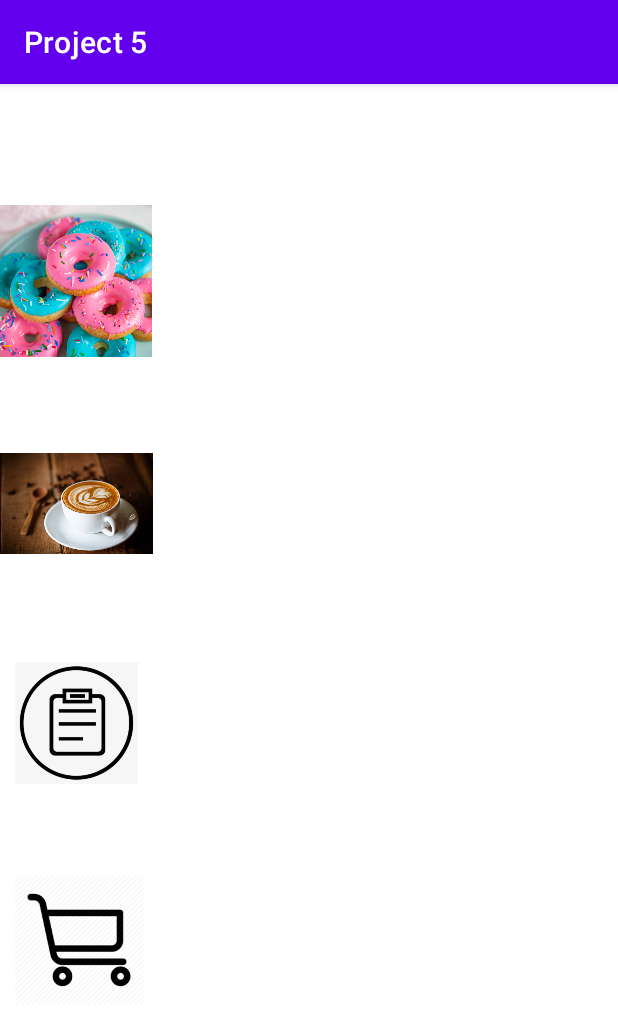
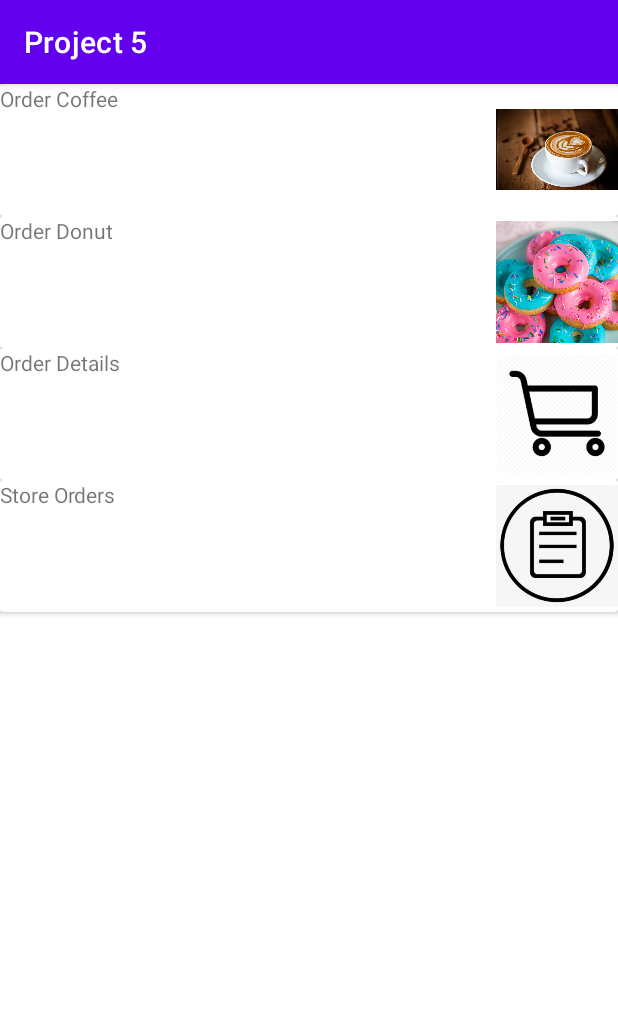
Before and after one commit to OlaAina/Project-5, an Android app: the screen it shows after launch (MainMenuActivity), on a phone screen of 412 x 824 dp. Shown: the top 1026 px of the screen. Run offline under Robolectric (Android 15) with nearby library versions, the phone set to English and light mode, and no system bars.

Commit message:
Made a recycler for main menu

```diff
--- a/app/src/main/java/com/application/project5/Coffee.java
+++ b/app/src/main/java/com/application/project5/Coffee.java
@@ -134,5 +134,4 @@ public class Coffee extends MenuItem{
 		this.numOfAddins = numOfAddins;
 	}
 
-
 }
--- a/app/src/main/java/com/application/project5/MainMenuActivity.java
+++ b/app/src/main/java/com/application/project5/MainMenuActivity.java
@@ -1,14 +1,37 @@
 package com.application.project5;
 
 import androidx.appcompat.app.AppCompatActivity;
+import androidx.recyclerview.widget.LinearLayoutManager;
+import androidx.recyclerview.widget.RecyclerView;
 
 import android.os.Bundle;
+import android.view.View;
+
+import java.util.ArrayList;
 
 public class MainMenuActivity extends AppCompatActivity {
+    private RecyclerView itemRecycler;
+    private RecyclerView.Adapter mainMenuAdapter;
+    private RecyclerView.LayoutManager mainLayoutManager;
 
     @Override
     protected void onCreate(Bundle savedInstanceState) {
         super.onCreate(savedInstanceState);
         setContentView(R.layout.activity_main_menu);
+
+        ArrayList<MainMenuItem> menuItems = new ArrayList<>();
+        menuItems.add(new MainMenuItem("Order Coffee", R.drawable.coffee));
+        menuItems.add(new MainMenuItem("Order Donut", R.drawable.donut));
+        menuItems.add(new MainMenuItem("Order Details", R.drawable.cart));
+        menuItems.add(new MainMenuItem("Store Orders", R.drawable.orders));
+
+        itemRecycler = findViewById(R.id.itemRecycler);
+        itemRecycler.setHasFixedSize(true);
+        mainLayoutManager = new LinearLayoutManager(this);
+        mainMenuAdapter = new MainMenuAdapter(menuItems, this);
+
+        itemRecycler.setLayoutManager(mainLayoutManager);
+        itemRecycler.setAdapter(mainMenuAdapter);
+
     }
 }
--- /dev/null
+++ b/app/src/main/java/com/application/project5/MainMenuAdapter.java
@@ -0,0 +1,92 @@
+package com.application.project5;
+
+import android.content.Context;
+import android.content.Intent;
+import android.view.LayoutInflater;
+import android.view.View;
+import android.view.ViewGroup;
+import android.widget.ImageView;
+import android.widget.TextView;
+
+import androidx.recyclerview.widget.RecyclerView;
+
+import java.util.ArrayList;
+
+public class MainMenuAdapter extends RecyclerView.Adapter<MainMenuAdapter.MainMenuViewHolder>{
+    private ArrayList<MainMenuItem> itemList;
+    private RecyclerView mainRecycler;
+    private Context context;
+    private final View.OnClickListener mOnClickListener = new View.OnClickListener(){
+        @Override
+        public void onClick(View view) {
+            int itemPosition = mainRecycler.getChildLayoutPosition(view);
+            Intent intent;
+            switch(itemPosition){
+                case 0:
+                    intent= new Intent(context, DonutActivity.class);
+                    break;
+                case 1:
+                    intent= new Intent(context, CoffeeActivity.class);
+                    break;
+                case 2:
+                    intent= new Intent(context, OrderDetailActivity.class);
+                    break;
+                case 3:
+                    intent= new Intent(context, StoreOrdersActivity.class);
+                    break;
+                default:
+                    throw new IllegalStateException("Unexpected value: " + itemPosition);
+            }
+            context.startActivity(intent);
+        }
+    };
+
+    public MainMenuAdapter(ArrayList<MainMenuItem> menuList) {
+    }
+
+    public static class MainMenuViewHolder extends RecyclerView.ViewHolder{
+        private ImageView imageResource;
+        private TextView item;
+
+        public MainMenuViewHolder(View itemView) {
+            super(itemView);
+            imageResource=itemView.findViewById(R.id.itemImage);
+            item= itemView.findViewById(R.id.itemText);
+        }
+    }
+
+    public MainMenuAdapter(ArrayList<MainMenuItem> itemArrayList, Context context){
+        itemList= itemArrayList;
+        this.context= context;
+    }
+
+
+    @Override
+    public MainMenuViewHolder onCreateViewHolder(ViewGroup parent, int viewType) {
+        View v= LayoutInflater.from(parent.getContext()).inflate(R.layout.main_menu_placeholder,parent,false);
+        MainMenuViewHolder main= new MainMenuViewHolder(v);
+        v.setOnClickListener(mOnClickListener);
+        return main;
+    }
+
+    @Override
+    public void onBindViewHolder(MainMenuViewHolder holder, int position) {
+        MainMenuItem currentItem=itemList.get(position);
+
+        holder.imageResource.setImageResource(currentItem.getImageResource());
+        holder.item.setText(currentItem.getItem());
+    }
+
+    @Override
+    public int getItemCount() {
+        return itemList.size();
+    }
+
+    @Override
+    public void onAttachedToRecyclerView(RecyclerView recyclerView) {
+        super.onAttachedToRecyclerView(recyclerView);
+
+        mainRecycler = recyclerView;
+    }
+
+}
--- /dev/null
+++ b/app/src/main/java/com/application/project5/MainMenuItem.java
@@ -0,0 +1,17 @@
+package com.application.project5;
+
+public class MainMenuItem {
+    private String item;
+    private int imageResource;
+
+    public MainMenuItem(String item, int image) {
+        this.imageResource=image;
+        this.item=item;
+    }
+    public int getImageResource(){
+        return imageResource;
+    }
+    public String getItem(){
+        return item;
+    }
+}
--- a/app/src/main/res/layout/activity_main_menu.xml
+++ b/app/src/main/res/layout/activity_main_menu.xml
@@ -6,39 +6,10 @@
     android:layout_height="match_parent"
     tools:context=".MainMenuActivity">
 
-    <ImageView
-        android:id="@+id/imageView"
-        android:layout_width="105dp"
-        android:layout_height="88dp"
-        android:layout_marginTop="60dp"
-        app:layout_constraintStart_toStartOf="parent"
-        app:layout_constraintTop_toBottomOf="@+id/imageView5"
-        app:srcCompat="@drawable/cart" />
-
-    <ImageView
-        android:id="@+id/imageView3"
-        android:layout_width="101dp"
-        android:layout_height="110dp"
-        android:layout_marginTop="76dp"
-        app:layout_constraintStart_toStartOf="parent"
-        app:layout_constraintTop_toTopOf="parent"
-        app:srcCompat="@drawable/donut" />
-
-    <ImageView
-        android:id="@+id/imageView4"
-        android:layout_width="102dp"
-        android:layout_height="91dp"
-        android:layout_marginTop="48dp"
-        app:layout_constraintStart_toStartOf="parent"
-        app:layout_constraintTop_toBottomOf="@+id/imageView3"
-        app:srcCompat="@drawable/coffee" />
-
-    <ImageView
-        android:id="@+id/imageView5"
-        android:layout_width="102dp"
-        android:layout_height="81dp"
-        android:layout_marginTop="60dp"
-        app:layout_constraintStart_toStartOf="parent"
-        app:layout_constraintTop_toBottomOf="@+id/imageView4"
-        app:srcCompat="@drawable/orders" />
+    <androidx.recyclerview.widget.RecyclerView
+        android:id="@+id/itemRecycler"
+        android:layout_width="match_parent"
+        android:layout_height="match_parent"
+        tools:layout_editor_absoluteX="199dp"
+        tools:layout_editor_absoluteY="295dp" />
 </androidx.constraintlayout.widget.ConstraintLayout>
--- a/app/src/main/res/layout/activity_store_orders.xml
+++ b/app/src/main/res/layout/activity_store_orders.xml
@@ -7,4 +7,4 @@
     android:background="@color/white"
     android:padding="@dimen/box_inset_layout_padding"
     tools:context=".StoreOrdersActivity"
-    tools:deviceIds="wear"/>
+    tools:deviceIds="wear" />
--- /dev/null
+++ b/app/src/main/res/layout/main_menu_placeholder.xml
@@ -0,0 +1,36 @@
+<?xml version="1.0" encoding="utf-8"?>
+
+<androidx.cardview.widget.CardView xmlns:android="http://schemas.android.com/apk/res/android"
+
+    xmlns:app="http://schemas.android.com/apk/res-auto"
+    xmlns:tools="http://schemas.android.com/tools"
+    android:id="@+id/accountCardView"
+    android:layout_gravity="center"
+    android:layout_width="match_parent"
+    android:layout_height="wrap_content"
+    android:clickable="true"
+    >
+
+    <androidx.constraintlayout.widget.ConstraintLayout
+        android:layout_width="match_parent"
+        android:layout_height="88dp"
+        android:orientation="vertical">
+
+        <TextView
+            android:id="@+id/itemText"
+            android:layout_width="match_parent"
+            android:layout_height="85dp"
+            android:text="TextView"
+            app:layout_constraintEnd_toStartOf="@+id/itemImage"
+            app:layout_constraintTop_toTopOf="parent" />
+
+        <ImageView
+            android:id="@+id/itemImage"
+            android:layout_width="81dp"
+            android:layout_height="87dp"
+            app:layout_constraintEnd_toEndOf="parent"
+            app:layout_constraintTop_toTopOf="parent"
+            tools:srcCompat="@tools:sample/avatars" />
+    </androidx.constraintlayout.widget.ConstraintLayout>
+
+</androidx.cardview.widget.CardView>
```
